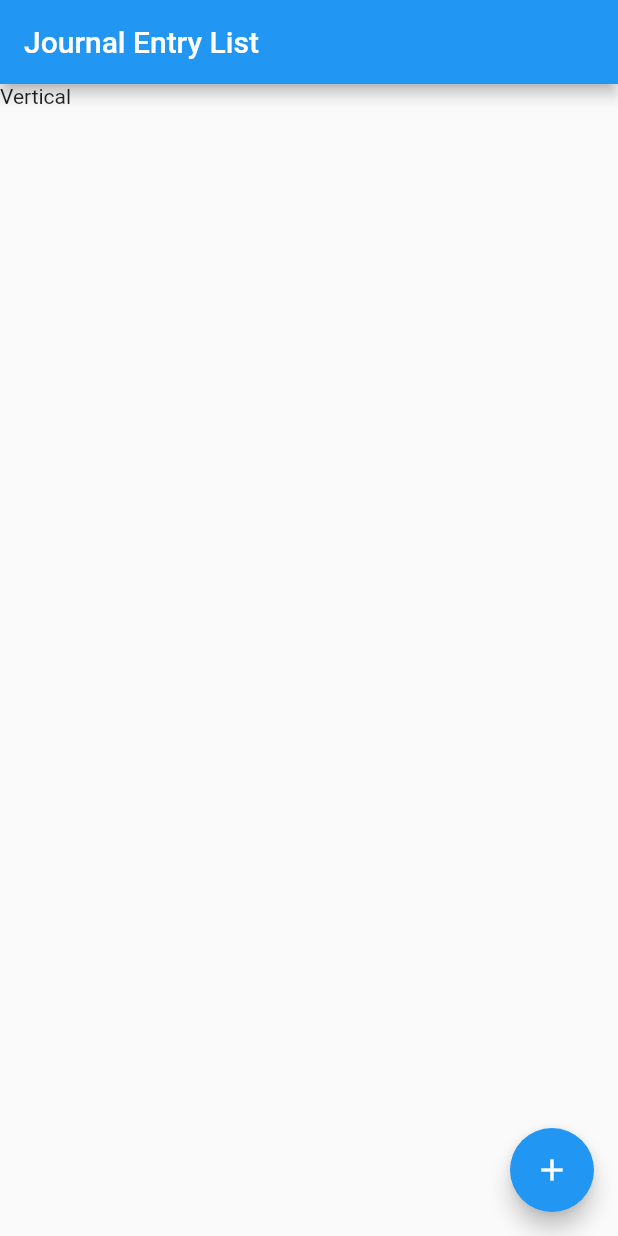
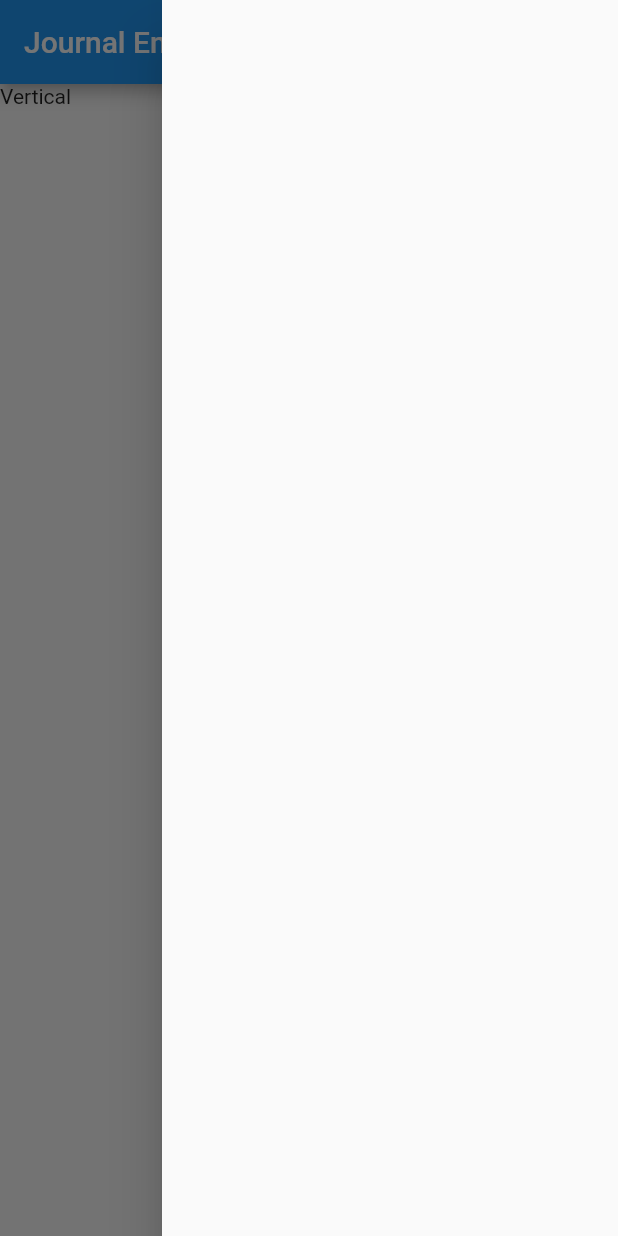
Before and after one commit to alexlo510/journal_mobile_app, a Flutter app: the screen it shows after launch, with the side drawer open (before the commit the screen has no drawer), on a phone screen of 412 x 824 dp. Run offline on Flutter 3.47's test engine with Material 2 defaults, Android fonts, the phone set to English and light mode, and no system bars.

Commit message:
added end drawer to appbar and changed the icon to settings icon

```diff
--- a/journal/lib/screens/journal_entry_list.dart
+++ b/journal/lib/screens/journal_entry_list.dart
@@ -8,7 +8,11 @@ class JournalEntryList extends StatelessWidget {
   @override
   Widget build(BuildContext context) {
     return Scaffold(
-      appBar: AppBar(title: Text('Journal Entry List')),
+      endDrawer: Drawer(),
+      appBar: AppBar(
+        title: Text('Journal Entry List'),
+        actions: [openSettings()],
+      ),
       body: LayoutBuilder(builder: layoutDecider),
       floatingActionButton: FloatingActionButton(
         child : Icon(Icons.add),
@@ -20,6 +24,14 @@ class JournalEntryList extends StatelessWidget {
   Widget layoutDecider(BuildContext context, BoxConstraints constraints) =>
     constraints.maxWidth < 800 ? VerticalLayout() : HorizontalLayout();
 
+}
+
+Widget openSettings() {
+  return Builder(builder: (context) {
+    return IconButton(
+      icon: Icon(Icons.settings),
+      onPressed: () => Scaffold.of(context).openEndDrawer(),);
+  });
 }
 
 class VerticalLayout extends StatelessWidget {
```
